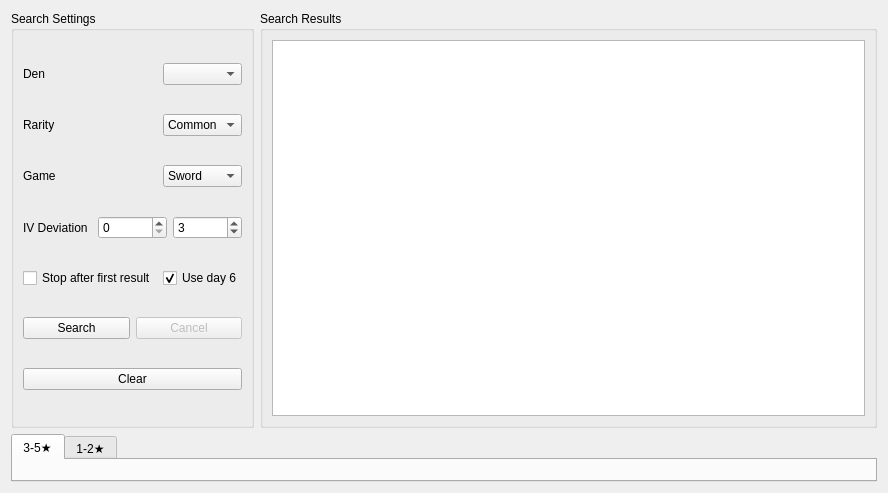
Before: the Qt Designer form Forms/Tools/SeedCalculator.ui in Admiral-Fish/RaidFinder, drawn with Qt 5.
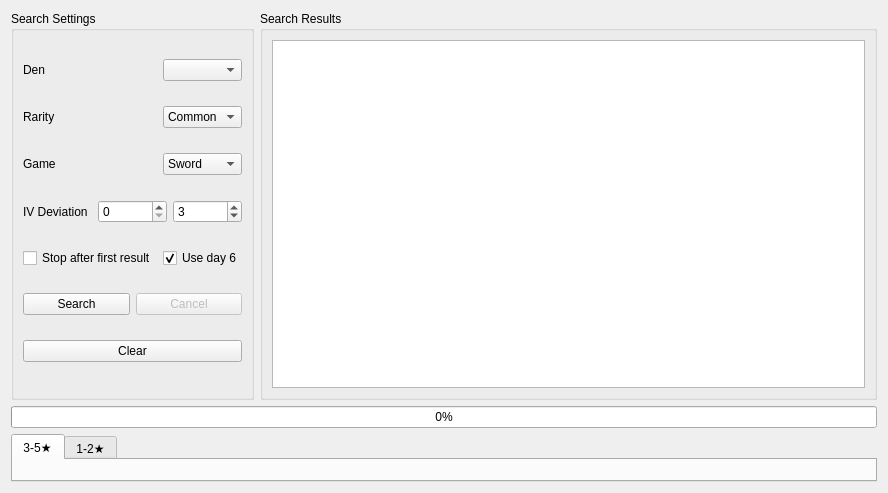
After: the same form once the commit is applied. Custom widgets are drawn as their Qt base class.

Commit message:
Seed searching tweaks
Add progress bar back

Patch:
```diff
--- a/Forms/Tools/SeedCalculator.ui
+++ b/Forms/Tools/SeedCalculator.ui
@@ -36,7 +36,7 @@
      </layout>
     </widget>
    </item>
-   <item row="1" column="0" colspan="2">
+   <item row="2" column="0" colspan="2">
     <widget class="QTabWidget" name="tabWidgetStars">
      <widget class="QWidget" name="tab35">
       <attribute name="title">
@@ -200,6 +200,13 @@
      </layout>
     </widget>
    </item>
+   <item row="1" column="0" colspan="2">
+    <widget class="QProgressBar" name="progressBar">
+     <property name="value">
+      <number>0</number>
+     </property>
+    </widget>
+   </item>
   </layout>
  </widget>
  <customwidgets>
```
The commit also changes 7 other files.
